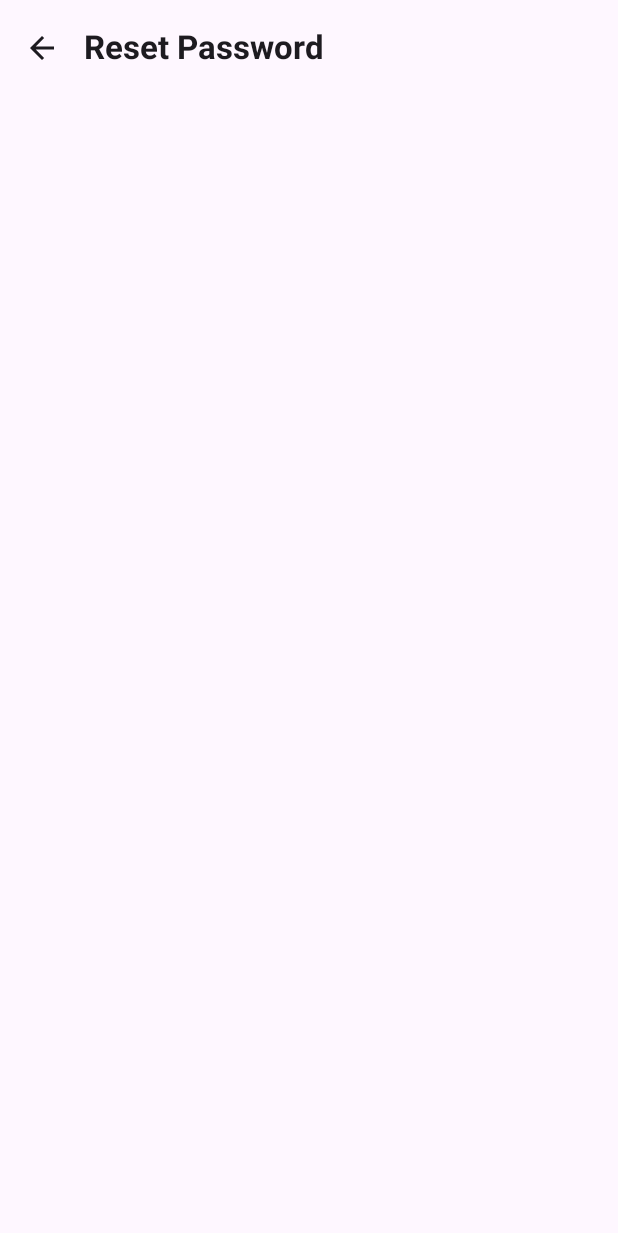
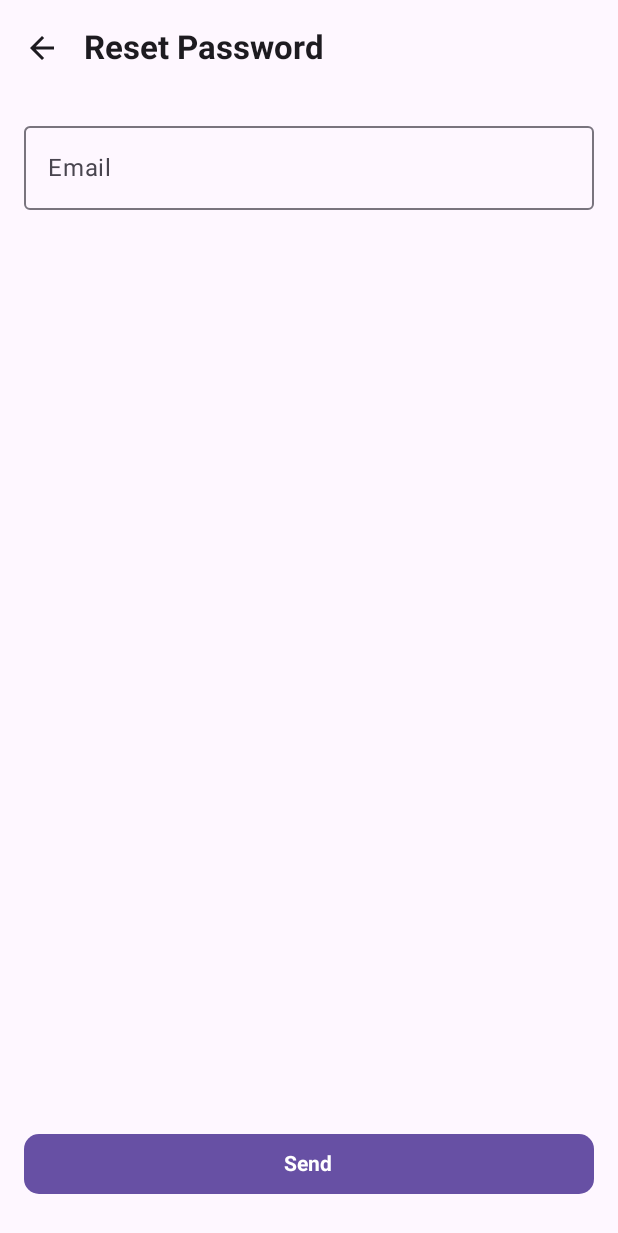
Before and after one commit to ramlakhan-dev/chatsphere-app, an Android app built with Jetpack Compose: the ResetPasswordScreen screen opened through its navigation route, on a phone screen of 412 x 824 dp. Shown: the top 1233 px of the screen. Run offline under Robolectric (Android 15) with nearby library versions, the phone set to English and light mode, and no system bars; our stand-ins replace Dagger/Hilt's generated code.

Commit message:
implement reset password feature

```diff
--- a/app/src/main/java/com/rl/chatsphere/presentation/screen/resetpassword/ResetPasswordScreen.kt
+++ b/app/src/main/java/com/rl/chatsphere/presentation/screen/resetpassword/ResetPasswordScreen.kt
@@ -1,12 +1,118 @@
 package com.rl.chatsphere.presentation.screen.resetpassword
 
+import androidx.compose.foundation.layout.Arrangement
+import androidx.compose.foundation.layout.Column
+import androidx.compose.foundation.layout.fillMaxSize
+import androidx.compose.foundation.layout.fillMaxWidth
+import androidx.compose.foundation.layout.height
+import androidx.compose.foundation.layout.imePadding
+import androidx.compose.foundation.layout.padding
+import androidx.compose.foundation.shape.RoundedCornerShape
+import androidx.compose.foundation.text.KeyboardOptions
+import androidx.compose.material3.Button
+import androidx.compose.material3.CircularProgressIndicator
+import androidx.compose.material3.MaterialTheme
+import androidx.compose.material3.Text
 import androidx.compose.runtime.Composable
+import androidx.compose.runtime.LaunchedEffect
+import androidx.compose.runtime.collectAsState
+import androidx.compose.runtime.getValue
+import androidx.compose.runtime.mutableStateOf
+import androidx.compose.runtime.remember
+import androidx.compose.runtime.saveable.rememberSaveable
+import androidx.compose.runtime.setValue
+import androidx.compose.ui.Alignment
 import androidx.compose.ui.Modifier
+import androidx.compose.ui.res.stringResource
+import androidx.compose.ui.text.font.FontWeight
+import androidx.compose.ui.text.input.ImeAction
+import androidx.compose.ui.text.input.KeyboardType
+import androidx.compose.ui.unit.dp
+import androidx.hilt.navigation.compose.hiltViewModel
+import com.rl.chatsphere.R
+import com.rl.chatsphere.presentation.component.OutlinedInputField
+import com.rl.chatsphere.presentation.state.ResetPasswordState
 
 @Composable
 fun ResetPasswordScreen(
     modifier: Modifier = Modifier,
     onLinkSend: () -> Unit
 ) {
+    val resetPasswordViewModel: ResetPasswordViewModel = hiltViewModel()
+    val resetPasswordState by resetPasswordViewModel.resetPasswordState.collectAsState()
 
+    LaunchedEffect(resetPasswordState) {
+        if (resetPasswordState is ResetPasswordState.ResetPasswordLinkSent) {
+            onLinkSend()
+        }
+    }
+
+    var email by rememberSaveable { mutableStateOf("") }
+
+    var emailError by remember { mutableStateOf(false) }
+
+
+    Column(
+        modifier = modifier
+            .fillMaxSize()
+            .padding(16.dp)
+            .imePadding(),
+        verticalArrangement = Arrangement.SpaceBetween
+    ) {
+
+        Column(
+            verticalArrangement = Arrangement.Center,
+            horizontalAlignment = Alignment.CenterHorizontally
+        ) {
+
+            OutlinedInputField(
+                value = email,
+                onValueChange = {
+                    email = it
+                    emailError = email.isEmpty()
+                },
+                placeholder = stringResource(id = R.string.email),
+                isError = emailError,
+                errorMessage = if (emailError) "Email can't be empty" else null,
+                keyboardOptions = KeyboardOptions(
+                    keyboardType = KeyboardType.Email,
+                    imeAction = ImeAction.Done
+                ),
+                modifier = Modifier
+                    .fillMaxWidth()
+                    .padding(vertical = 4.dp)
+            )
+
+            if (resetPasswordState is ResetPasswordState.Loading) {
+                CircularProgressIndicator()
+            }
+
+            if (resetPasswordState is ResetPasswordState.Error) {
+                (resetPasswordState as ResetPasswordState.Error).message?.let {
+                    Text(
+                        text = it,
+                        color = MaterialTheme.colorScheme.error,
+                        style = MaterialTheme.typography.bodyMedium,
+                        modifier = Modifier.padding(vertical = 12.dp)
+                    )
+                }
+            }
+        }
+
+        Button(
+            onClick = {
+                resetPasswordViewModel.sendResetPasswordLink(email)
+            },
+            modifier = Modifier
+                .fillMaxWidth()
+                .height(64.dp)
+                .padding(vertical = 12.dp),
+            shape = RoundedCornerShape(10.dp)
+        ) {
+            Text(
+                text = stringResource(id = R.string.send),
+                fontWeight = FontWeight.Bold
+            )
+        }
+    }
 }
--- /dev/null
+++ b/app/src/main/java/com/rl/chatsphere/presentation/screen/resetpassword/ResetPasswordViewModel.kt
@@ -0,0 +1,39 @@
+package com.rl.chatsphere.presentation.screen.resetpassword
+
+import androidx.lifecycle.ViewModel
+import androidx.lifecycle.viewModelScope
+import com.rl.chatsphere.domain.model.ResetPasswordResult
+import com.rl.chatsphere.domain.usecase.authusecase.AuthUseCase
+import com.rl.chatsphere.presentation.state.ResetPasswordState
+import dagger.hilt.android.lifecycle.HiltViewModel
+import kotlinx.coroutines.flow.MutableStateFlow
+import kotlinx.coroutines.flow.StateFlow
+import kotlinx.coroutines.flow.asStateFlow
+import kotlinx.coroutines.launch
+import javax.inject.Inject
+
+@HiltViewModel
+class ResetPasswordViewModel @Inject constructor(
+    private val authUseCase: AuthUseCase
+): ViewModel() {
+
+    private val _resetPasswordState = MutableStateFlow<ResetPasswordState>(ResetPasswordState.Idle)
+    val resetPasswordState: StateFlow<ResetPasswordState> = _resetPasswordState.asStateFlow()
+
+    fun sendResetPasswordLink(email: String) {
+        if (email.isEmpty()) {
+            _resetPasswordState.value = ResetPasswordState.Error("Email can't be empty")
+            return
+        }
+
+        viewModelScope.launch {
+            _resetPasswordState.value = ResetPasswordState.Loading
+
+            val result = authUseCase.resetPassword(email)
+            _resetPasswordState.value = when(result) {
+                is ResetPasswordResult.ResetPasswordLineSent -> ResetPasswordState.ResetPasswordLinkSent
+                is ResetPasswordResult.Error -> ResetPasswordState.Error(result.message)
+            }
+        }
+    }
+}
--- /dev/null
+++ b/app/src/main/java/com/rl/chatsphere/presentation/state/ResetPasswordState.kt
@@ -0,0 +1,8 @@
+package com.rl.chatsphere.presentation.state
+
+sealed class ResetPasswordState {
+    object Idle: ResetPasswordState()
+    object Loading: ResetPasswordState()
+    object ResetPasswordLinkSent: ResetPasswordState()
+    data class Error(val message: String?): ResetPasswordState()
+}
--- a/app/src/main/res/values/strings.xml
+++ b/app/src/main/res/values/strings.xml
@@ -9,4 +9,5 @@
     <string name="email">Email</string>
     <string name="password">Password</string>
     <string name="forgot_password">Forgot Password?</string>
+    <string name="send">Send</string>
 </resources>
```
